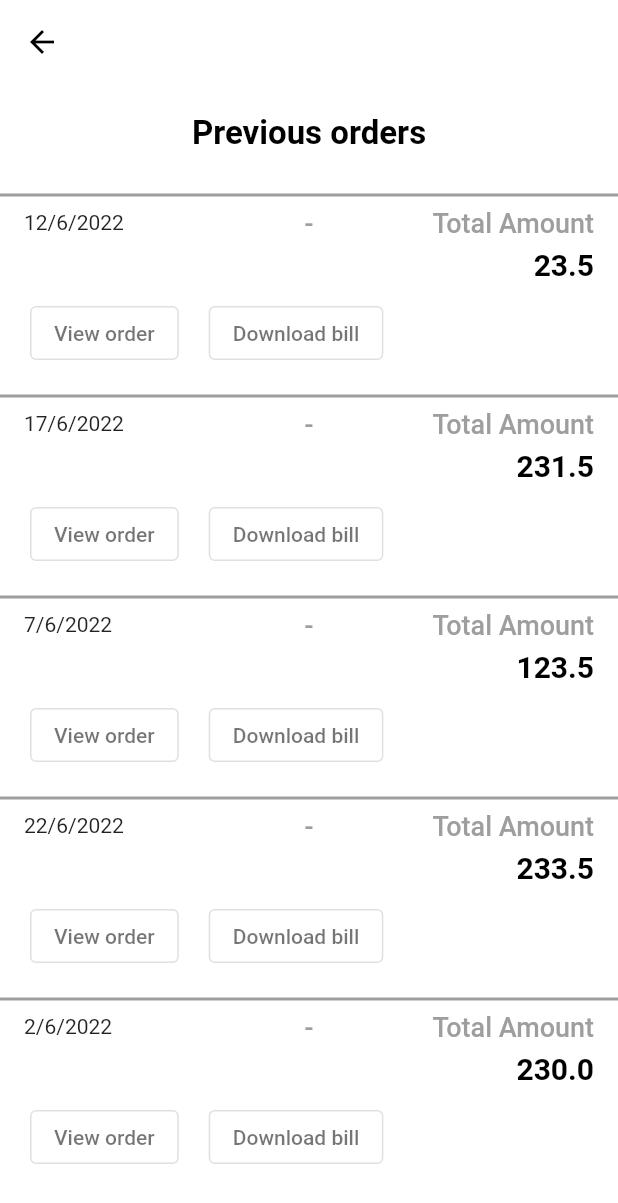
After one commit to gowthammg12/ineuron-dinein, a Flutter app: the OrderHistoriesScreen screen opened directly, on a phone screen of 412 x 824 dp. The commit adds this screen. Shown: the top 1203 px of the screen. Run offline on Flutter 3.47's test engine with Material 2 defaults, Android fonts, the phone set to English and light mode, and no system bars; our stand-ins replace animated_text_kit, equatable, firebase_auth, firebase_core, flutter_bloc, smooth_star_rating_null_safety and 1 more; accounts and stored records are empty.

Commit message:
Added Order History and histories

```diff
--- a/lib/main.dart
+++ b/lib/main.dart
@@ -40,7 +40,7 @@ class DineInApp extends StatelessWidget {
       ],
       child: MaterialApp(
         debugShowCheckedModeBanner: false,
-        initialRoute: Routes.login,
+        initialRoute: Routes.orderHistory,
         onGenerateRoute: Routes.onGenerateRoute,
       ),
     );
--- a/lib/models/food_item.dart
+++ b/lib/models/food_item.dart
@@ -10,6 +10,8 @@ class FoodItem {
   final double price;
   final double? discount;
   final String? instructionToChef;
+  @JsonKey(defaultValue: 0)
+  final int? quantity;
 
   FoodItem({
     required this.id,
@@ -18,6 +20,7 @@ class FoodItem {
     required this.description,
     this.discount,
     this.instructionToChef,
+    this.quantity,
   });
 
   factory FoodItem.fromJson(Map<String, dynamic> json) => _$FoodItemFromJson(json);
--- /dev/null
+++ b/lib/models/order.dart
@@ -0,0 +1,18 @@
+import 'package:dinein/models/food_item.dart';
+import 'package:json_annotation/json_annotation.dart';
+
+part 'order.g.dart';
+
+@JsonSerializable(explicitToJson: true)
+class OrderModel {
+  final String id;
+  final DateTime date;
+  final double totalPrice;
+  final List<FoodItem>? items;
+
+  OrderModel({required this.id, required this.totalPrice, required this.date, this.items});
+
+  factory OrderModel.fromJson(Map<String, dynamic> json) => _$OrderModelFromJson(json);
+
+  Map<String, dynamic> toJson() => _$OrderModelToJson(this);
+}
--- /dev/null
+++ b/lib/screens/order_histories_screen.dart
@@ -0,0 +1,143 @@
+import 'package:dinein/models/order.dart';
+import 'package:flutter/material.dart';
+
+class OrderHistoriesScreen extends StatelessWidget {
+  OrderHistoriesScreen({Key? key}) : super(key: key);
+
+  final List<OrderModel> orderHistory = [
+    OrderModel(id: "123", totalPrice: 23.5, date: DateTime.now()),
+    OrderModel(id: "121", totalPrice: 231.5, date: DateTime.now().add(Duration(days: 5))),
+    OrderModel(id: "122", totalPrice: 123.5, date: DateTime.now().subtract(Duration(days: 5))),
+    OrderModel(id: "124", totalPrice: 233.5, date: DateTime.now().add(Duration(days: 10))),
+    OrderModel(id: "125", totalPrice: 230, date: DateTime.now().subtract(Duration(days: 10))),
+  ];
+
+  @override
+  Widget build(BuildContext context) {
+    return Scaffold(
+      appBar: AppBar(
+        leading: BackButton(
+          color: Colors.black,
+          onPressed: () {
+            Navigator.pop(context);
+          },
+        ),
+        backgroundColor: Colors.white,
+        elevation: 0,
+      ),
+      backgroundColor: Colors.white,
+      body: SizedBox(
+        width: double.infinity,
+        child: Column(
+          children: [
+            Padding(
+              padding: const EdgeInsets.only(
+                top: 20.0,
+                bottom: 20,
+              ),
+              child: Text(
+                "Previous orders",
+                style: TextStyle(
+                  color: Colors.black,
+                  fontSize: 22,
+                  fontWeight: FontWeight.w600,
+                ),
+              ),
+            ),
+            Expanded(
+              child: ListView.builder(
+                itemCount: orderHistory.length,
+                itemBuilder: (context, index) {
+                  final order = orderHistory[index];
+                  return Column(
+                    children: [
+                      Divider(
+                        color: Colors.grey,
+                        thickness: 2,
+                      ),
+                      Padding(
+                        padding: const EdgeInsets.symmetric(horizontal: 16.0),
+                        child: Row(
+                          children: [
+                            Expanded(
+                              child: Text("${order.date.day}/${order.date.month}/${order.date.year}"),
+                            ),
+                            Padding(
+                              padding: EdgeInsets.symmetric(horizontal: 10),
+                              child: Text(
+                                "-",
+                                style: TextStyle(
+                                  color: Colors.grey,
+                                  fontSize: 18,
+                                  fontWeight: FontWeight.w500,
+                                ),
+                              ),
+                            ),
+                            Expanded(
+                              child: Align(
+                                child: Text(
+                                  "Total Amount",
+                                  style: TextStyle(
+                                    color: Colors.grey,
+                                    fontSize: 18,
+                                    fontWeight: FontWeight.w500,
+                                  ),
+                                ),
+                                alignment: Alignment.centerRight,
+                              ),
+                            ),
+                          ],
+                        ),
+                      ),
+                      Padding(
+                        padding: const EdgeInsets.only(left: 16.0, right: 16, top: 6),
+                        child: Align(
+                          alignment: Alignment.centerRight,
+                          child: Text(
+                            "${order.totalPrice}",
+                            style: TextStyle(
+                              color: Colors.black,
+                              fontSize: 20,
+                              fontWeight: FontWeight.w600,
+                            ),
+                          ),
+                        ),
+                      ),
+                      Padding(
+                        padding: EdgeInsets.symmetric(vertical: 10),
+                        child: Row(
+                          children: [
+                            Padding(
+                              padding: const EdgeInsets.only(left: 20.0),
+                              child: OutlinedButton(
+                                child: Text(
+                                  "View order",
+                                  style: TextStyle(color: Colors.black54),
+                                ),
+                                onPressed: () {},
+                              ),
+                            ),
+                            Padding(
+                              padding: const EdgeInsets.only(left: 20.0, right: 20),
+                              child: OutlinedButton(
+                                child: Text(
+                                  "Download bill",
+                                  style: TextStyle(color: Colors.black54),
+                                ),
+                                onPressed: () {},
+                              ),
+                            ),
+                          ],
+                        ),
+                      ),
+                    ],
+                  );
+                },
+              ),
+            )
+          ],
+        ),
+      ),
+    );
+  }
+}
```
Also changed, not shown: lib/screens/auth/login.dart (+5 -5 lines), lib/screens/order_history_screen.dart (added, +84 -0 lines), lib/utils/routes.dart (+15 -1 lines), lib/models/food_item.g.dart, lib/models/order.g.dart (added).
